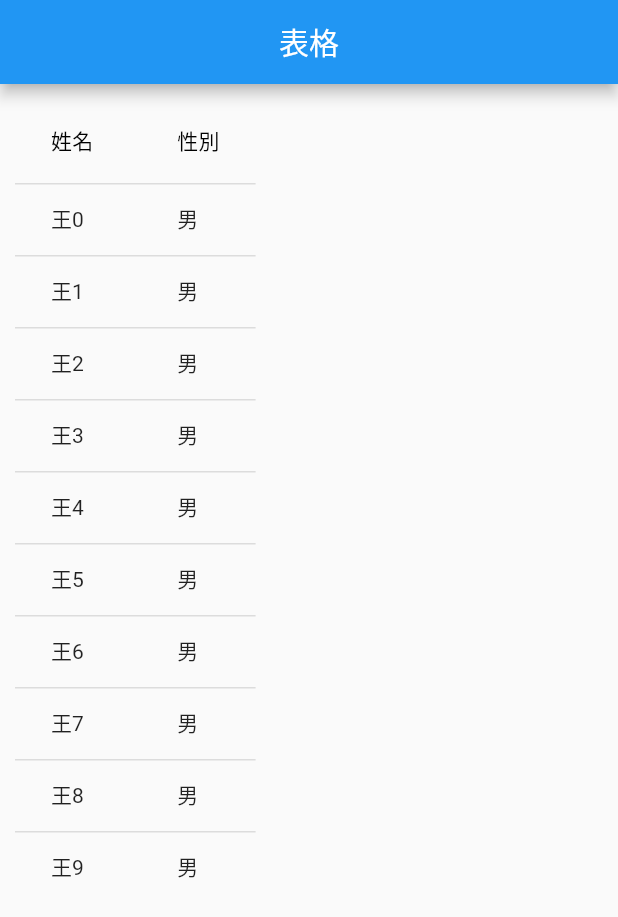
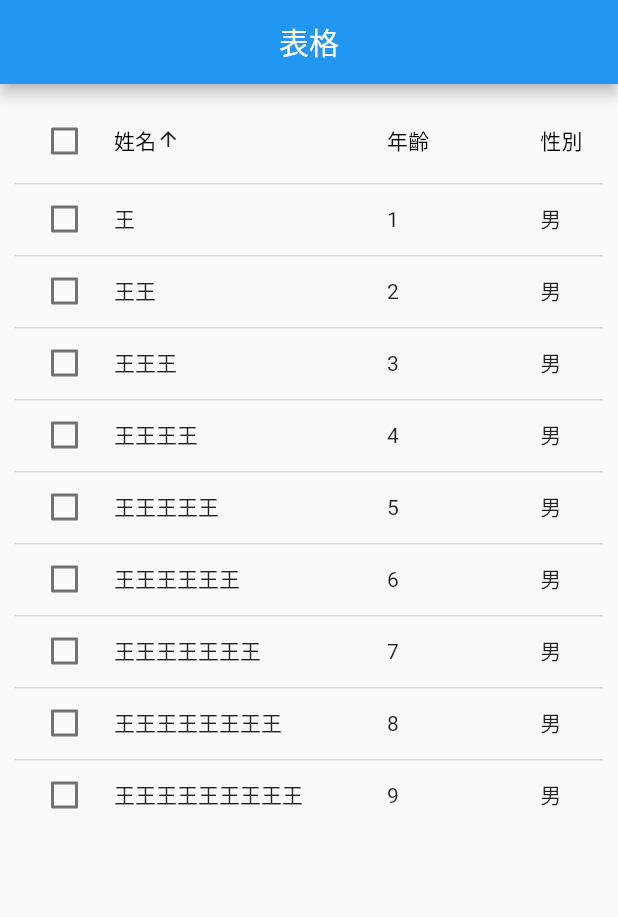
Before and after one commit to martin25tung/flutter_basic, a Flutter app: the screen it shows after launch, on a phone screen of 412 x 824 dp. Shown: the top 917 px of the screen. Run offline on Flutter 3.47's test engine with Material 2 defaults, Android fonts, the light colour scheme and no system bars.

Commit message:
表格進階選擇匡、內容排序

```diff
--- a/lib/widgets/table_demo.dart
+++ b/lib/widgets/table_demo.dart
@@ -10,12 +10,19 @@ class TableDemo extends StatefulWidget {
 
 class _TableDemoState extends State<TableDemo> {
   List<Map> list = [];
+  int _sortColumnIndex = 0;
+  bool _sortAscending = true;
 
   @override
   void initState() {
     super.initState();
-    for (var i = 0; i < 10; i++) {
-      list.add({"name": "王" + i.toString(), "gender": i % 1 == 0 ? "男" : "女"});
+    for (var i = 1; i < 10; i++) {
+      list.add({
+        "name": "王" * i,
+        "gender": i % 1 == 0 ? "男" : "女",
+        "select": false,
+        "age": i
+      });
     }
   }
 
@@ -36,15 +43,72 @@ class _TableDemoState extends State<TableDemo> {
           //       .toList(),
           // ),
           child: DataTable(
+            // onSelectAll: (v) {
+            //   for (var i = 0; i < list.length; i++) {
+            //     setState(() {
+            //       if (list[i]["select"] != v) {
+            //         list[i]["select"] = v;
+            //       }
+            //     });
+            //   }
+            // }, // 自己實現select all 的功能，不推薦使用
+            sortColumnIndex: _sortColumnIndex,
+            sortAscending: _sortAscending,
             columns: [
-              DataColumn(label: Text("姓名")),
-              DataColumn(label: Text("性別"))
+              DataColumn(
+                  label: Text("姓名"),
+                  onSort: (columnIndex, ascending) {
+                    setState(() {
+                      // 對名字做排序
+                      _sortColumnIndex = columnIndex;
+                      _sortAscending = ascending;
+                      list.sort((a, b) {
+                        if (!ascending) {
+                          var c = a;
+                          a = b;
+                          b = c;
+                        }
+                        return a["name"]
+                            .toString()
+                            .length
+                            .compareTo(b["name"].toString().length);
+                      });
+                    });
+                  }),
+              DataColumn(
+                  label: Text("年齡"),
+                  onSort: (columnIndex, ascending) {
+                    setState(() {
+                      // 對年齡做排序
+                      _sortColumnIndex = columnIndex;
+                      _sortAscending = ascending;
+                      list.sort((a, b) {
+                        if (!ascending) {
+                          var c = a;
+                          a = b;
+                          b = c;
+                        }
+                        return a["age"].compareTo(b["age"]);
+                      });
+                    });
+                  }),
+              DataColumn(label: Text("性別")),
             ],
             rows: list
-                .map((e) => DataRow(cells: [
-                      DataCell(Text(e["name"])),
-                      DataCell(Text(e["gender"]))
-                    ]))
+                .map((e) => DataRow(
+                        selected: e["select"],
+                        onSelectChanged: (v) {
+                          setState(() {
+                            if (e["select"] != v) {
+                              e["select"] = v;
+                            }
+                          });
+                        },
+                        cells: [
+                          DataCell(Text(e["name"])),
+                          DataCell(Text(e["age"].toString())),
+                          DataCell(Text(e["gender"]))
+                        ]))
                 .toList(),
           )),
     );
```
